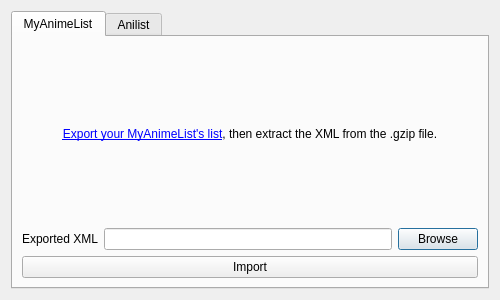
Sugihiru/MALSongs, file src/ui/ui_import_dialog.ui: the form before one commit.
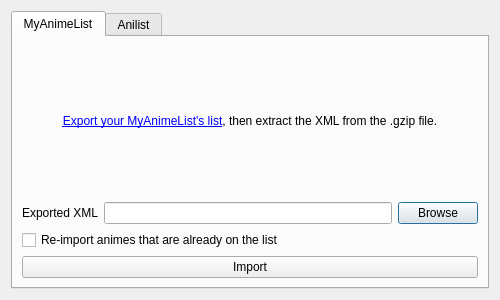
The form after the commit.

Commit message: Added checkbox to reimport animes already on list

The edit to the form file:
```diff
--- a/src/ui/ui_import_dialog.ui
+++ b/src/ui/ui_import_dialog.ui
@@ -58,6 +58,13 @@
          </item>
         </layout>
        </item>
+       <item>
+        <widget class="QCheckBox" name="reimportCheckBox">
+         <property name="text">
+          <string>Re-import animes that are already on the list</string>
+         </property>
+        </widget>
+       </item>
        <item>
         <widget class="QPushButton" name="importPushButton">
          <property name="text">
```
The commit also changes 5 other files.
